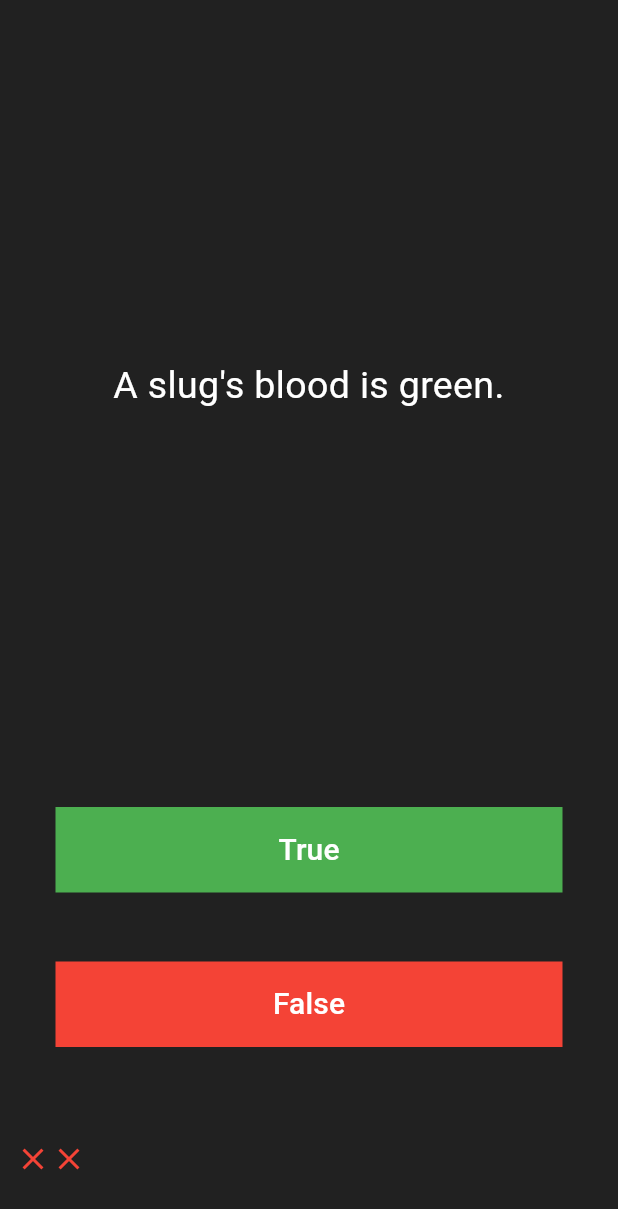
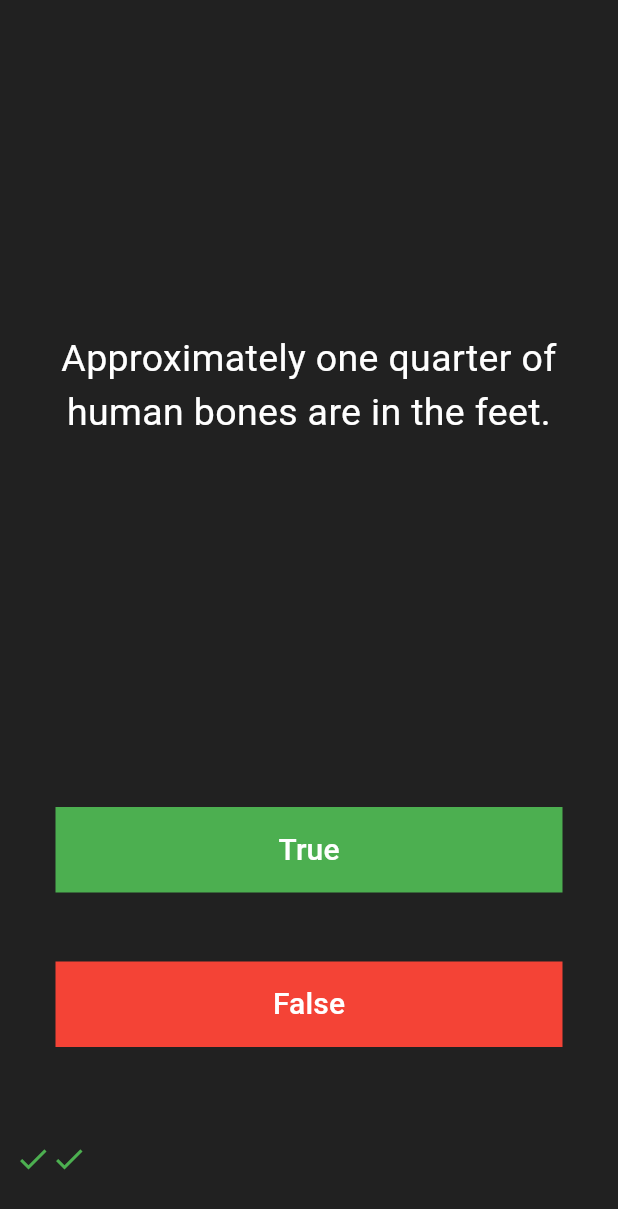
Before and after one commit to Kidus-github/quizzler, a Flutter app: the screen it shows after launch, after a tap on "True", after a tap on "False", on a phone screen of 412 x 824 dp. Shown: the top 1209 px of the screen. Run offline on Flutter 3.47's test engine with Material 3 defaults, Android fonts, the phone set to English and light mode, and no system bars; our stand-ins replace rflutter_alert.

Commit message:
editted and completed the quiz app

```diff
--- a/lib/Questions.dart
+++ b/lib/Questions.dart
@@ -0,0 +1,6 @@
+class Questions {
+  String questionText;
+  bool answer;
+
+  Questions({required this.questionText, required this.answer});
+}
--- a/lib/QuizBrain.dart
+++ b/lib/QuizBrain.dart
@@ -0,0 +1,72 @@
+import 'package:quizzler/Questions.dart';
+
+class QuizBrain {
+  int _questionNumber = 0;
+  List<Questions> _questions = [
+    Questions(
+        questionText: 'Some cats are actually allergic to humans',
+        answer: true),
+    Questions(
+        questionText: 'You can lead a cow down stairs but not up stairs.',
+        answer: false),
+    Questions(
+        questionText:
+            'Approximately one quarter of human bones are in the feet.',
+        answer: true),
+    Questions(questionText: 'A slug\'s blood is green.', answer: true),
+    Questions(
+        questionText: 'Buzz Aldrin\'s mother\'s maiden name was \"Moon\".',
+        answer: true),
+    Questions(
+        questionText: 'It is illegal to pee in the Ocean in Portugal.',
+        answer: true),
+    Questions(
+        questionText:
+            'No piece of square dry paper can be folded in half more than 7 times.',
+        answer: false),
+    Questions(
+        questionText:
+            'In London, UK, if you happen to die in the House of Parliament, you are technically entitled to a state funeral, because the building is considered too sacred a place.',
+        answer: true),
+    Questions(
+        questionText:
+            'The loudest sound produced by any animal is 188 decibels. That animal is the African Elephant.',
+        answer: false),
+    Questions(
+        questionText:
+            'The total surface area of two human lungs is approximately 70 square metres.',
+        answer: true),
+    Questions(
+        questionText: 'Google was originally called \"Backrub\".',
+        answer: true),
+    Questions(
+        questionText:
+            'Chocolate affects a dog\'s heart and nervous system; a few ounces are enough to kill a small dog.',
+        answer: true),
+    Questions(
+        questionText:
+            'In West Virginia, USA, if you accidentally hit an animal with your car, you are free to take it home to eat.',
+        answer: true),
+  ];
+  String getQuestionText() => _questions[_questionNumber].questionText;
+  bool getQuestionAnswer() => _questions[_questionNumber].answer;
+
+  bool nextQuestion() {
+    if (_questionNumber < _questions.length - 1) {
+      _questionNumber++;
+      return true;
+    }
+    return false;
+  }
+
+  int getTotalNumberOfQuestions() => _questions.length;
+  void restart() => _questionNumber = 0;
+
+  bool checkAnswer({required bool userAnswer}) {
+    bool questionAnswer = getQuestionAnswer();
+    if (userAnswer == questionAnswer) {
+      return true;
+    }
+    return false;
+  }
+}
--- a/lib/main.dart
+++ b/lib/main.dart
@@ -1,4 +1,8 @@
 import 'package:flutter/material.dart';
+import 'package:quizzler/QuizBrain.dart';
+import 'package:rflutter_alert/rflutter_alert.dart';
+
+QuizBrain quizBrain = QuizBrain();
 
 void main() => runApp(Quizzler());
 
@@ -24,58 +28,53 @@ class QuizPage extends StatefulWidget {
   _QuizPageState createState() => _QuizPageState();
 }
 
-class Question {
-  final String questionText;
-  final bool answer;
-
-  Question({required this.questionText, required this.answer});
-}
-
 class _QuizPageState extends State<QuizPage> {
   @override
   List<Widget> scoreKeeper = [];
   int questionNumber = 0;
-  List<Question> questions = [
-    Question(
-        questionText: 'You can lead a cow down stairs but not up stairs.',
-        answer: false),
-    Question(
-        questionText:
-            'Approximately one quarter of human bones are in the feet.',
-        answer: true),
-    Question(questionText: 'A slug\'s blood is green.', answer: true),
-  ];
-  bool checkAnswer({required bool userAnswer, required int questionNumber}) {
-    bool questionAnswer = questions[questionNumber].answer;
-    if (userAnswer == questionAnswer) {
-      return true;
-    }
-    return false;
-  }
-
+  int numberOfCorrectAnswers = 0;
   void evaluate(bool userAnswer) {
     setState(() {
-      if (checkAnswer(userAnswer: userAnswer, questionNumber: questionNumber)) {
+      if (quizBrain.checkAnswer(userAnswer: userAnswer)) {
         scoreKeeper.add(Icon(
           Icons.check,
           color: Colors.green,
         ));
-        questionNumber < questions.length - 1
-            ? questionNumber++
-            : questionNumber = 0;
+        numberOfCorrectAnswers++;
       } else {
         scoreKeeper.add(Icon(
           Icons.close,
           color: Colors.red,
         ));
-        questionNumber < questions.length - 1
-            ? questionNumber++
-            : questionNumber = 0;
       }
+      quizBrain.nextQuestion()
+          ? null
+          : Alert(
+              context: context,
+              type: AlertType.success,
+              title: "DONE",
+              desc:
+                  "You have Scored $numberOfCorrectAnswers out of ${quizBrain.getTotalNumberOfQuestions()}",
+              buttons: [
+                DialogButton(
+                  child: Text(
+                    "Restart",
+                    style: TextStyle(color: Colors.white, fontSize: 20),
+                  ),
+                  onPressed: () {
+                    setState(() {
+                      quizBrain.restart();
+                      numberOfCorrectAnswers = 0;
+                      scoreKeeper = [];
+                    });
+                    print("Done");
+                    Navigator.pop(context);
+                  },
+                  width: 120,
+                )
+              ],
+            ).show();
     });
-
-    print('the question number $questionNumber');
-    print('the question number ${questions.length}');
   }
 
   Widget build(BuildContext context) {
@@ -89,8 +88,7 @@ class _QuizPageState extends State<QuizPage> {
             padding: EdgeInsets.all(10.0),
             child: Center(
               child: Text(
-                // 'This is where the question text will go.',
-                questions[questionNumber].questionText,
+                quizBrain.getQuestionText(),
                 textAlign: TextAlign.center,
                 style: TextStyle(
                   fontSize: 25.0,
--- a/pubspec.yaml
+++ b/pubspec.yaml
@@ -35,7 +35,7 @@ dependencies:
   # The following adds the Cupertino Icons font to your application.
   # Use with the CupertinoIcons class for iOS style icons.
   cupertino_icons: ^1.0.6
-
+  rflutter_alert: ^2.0.7
 dev_dependencies:
   flutter_test:
     sdk: flutter
```
Also changed, not shown: pubspec.lock.
